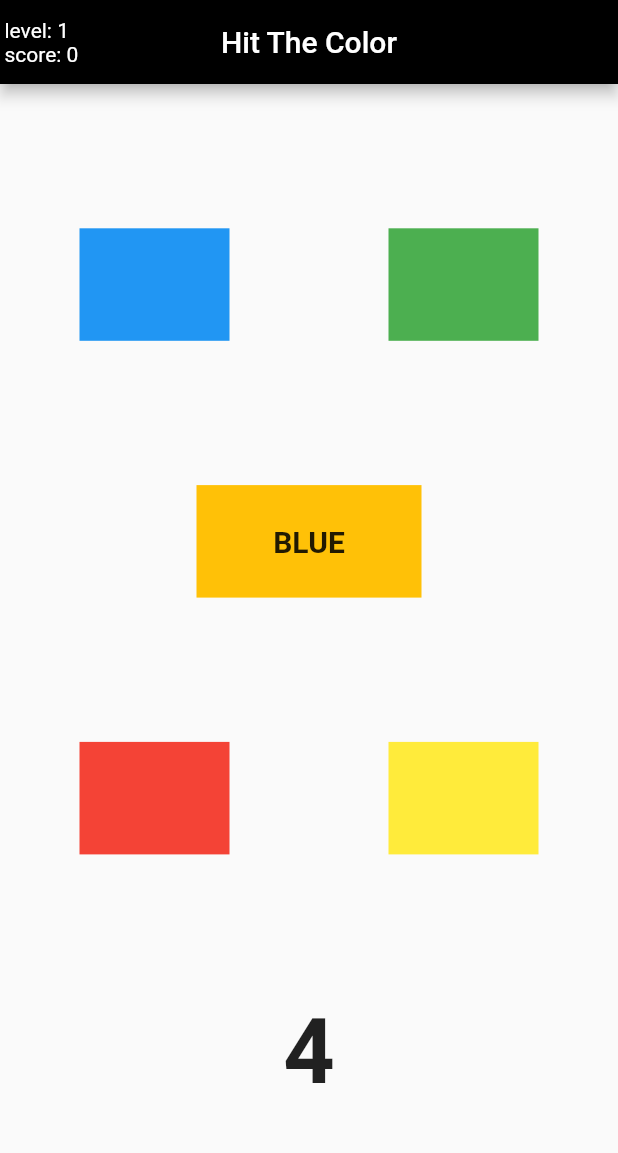
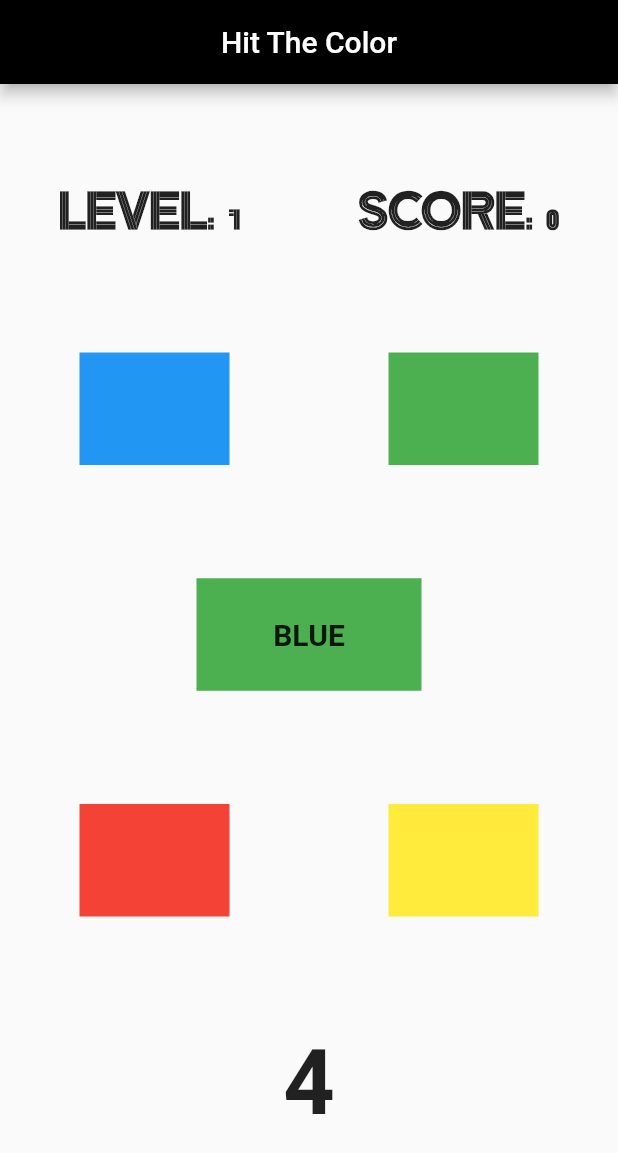
Before and after one commit to Zwennsch/Hit-the-color-Flutter, a Flutter app: the PlayScreen screen opened by its route, on a phone screen of 412 x 824 dp. Shown: the top 1153 px of the screen. Run offline on Flutter 3.47's test engine with Material 2 defaults, Android fonts, the phone set to English and light mode, and no system bars.

Commit message:
nearly finished; theming and structuring

```diff
--- a/lib/backend/color_handler.dart
+++ b/lib/backend/color_handler.dart
@@ -1,4 +1,5 @@
 import 'dart:collection';
+import 'dart:math';
 
 import 'package:flutter/material.dart';
 
@@ -6,43 +7,33 @@
 
 class ColorHandler extends ChangeNotifier {
   static List<String> myColorNames = ["BLUE", "GREEN", "RED", "YELLOW"];
-  // the current Color is always the first element in the List
-  String _currentColor = myColorNames[0];
-
-  String get currentColor => _currentColor;
-
-  List<MyButtonColor> _myColors = [
-    MyButtonColor.blue,
-    MyButtonColor.green,
-    MyButtonColor.red,
-    MyButtonColor.yellow
+  final Random _random = Random();
+  List<Color> _buttonColorsList = [
+    Colors.blue,
+    Colors.green,
+    Colors.red,
+    Colors.yellow
   ];
 
-  UnmodifiableListView<MyButtonColor> get myColorsList {
-    return UnmodifiableListView(_myColors);
+  UnmodifiableListView<Color> get buttonColorList {
+    return UnmodifiableListView(_buttonColorsList);
   }
 
-  static Map<MyButtonColor, String> colorStringMap = {
-    MyButtonColor.blue: "BLUE",
-    MyButtonColor.green: "GREEN",
-    MyButtonColor.red: "RED",
-    MyButtonColor.yellow: "YELLOW"
+  // the current Color is always the first element in the List
+  Color _centerButtonColor = Colors.green;
+  Color get centerButtonColor => _centerButtonColor;
+
+  String _currentColorName = myColorNames[0];
+  String get centerColorName => _currentColorName;
+
+
+  static Map<Color, String> colorStringMap = {
+    Colors.blue: "BLUE",
+    Colors.green: "GREEN",
+    Colors.red: "RED",
+    Colors.yellow: "YELLOW"
   };
 
-//  static List<MyButtonColor> get colorList{
-//    return myColors;
-//  }
-
-  static Color getButtonColor(MyButtonColor color) {
-    if (color == MyButtonColor.blue)
-      return Colors.blue;
-    else if (color == MyButtonColor.red)
-      return Colors.red;
-    else if (color == MyButtonColor.green)
-      return Colors.green;
-    else
-      return Colors.yellow;
-  }
 
   static String getButtonColorName(MyButtonColor color) {
     if (color == MyButtonColor.blue)
@@ -55,19 +46,26 @@
       return "YELLOW";
   }
 
+  Color getRandomColor() {
+    Color randomColor =
+        _buttonColorsList[_random.nextInt(_buttonColorsList.length)];
+    return randomColor;
+  }
+
   void shuffleColorAndNamesLists() {
-    _myColors.shuffle();
     myColorNames.shuffle();
+    _buttonColorsList.shuffle();
+    _centerButtonColor = _buttonColorsList[0];
+    _currentColorName = myColorNames[0];
     notifyListeners();
   }
 
-  bool checkColorForButton(int i) {
-    String colorOfPushedButton = colorStringMap[_myColors[i]];
-    if (colorOfPushedButton == currentColor){
+  bool checkColorForButton(int buttonNr) {
+    String colorOfPushedButton = colorStringMap[_buttonColorsList[buttonNr]];
+    if (colorOfPushedButton == centerColorName) {
       shuffleColorAndNamesLists();
       return true;
-    }
-    else
+    } else
       return false;
   }
 }
--- /dev/null
+++ b/lib/backend/theming.dart
@@ -0,0 +1,11 @@
+import 'package:flutter/material.dart';
+
+const TextStyle levelAndScore = TextStyle(
+  fontFamily: 'ZenTokyoZoo',
+  fontSize: 30,
+  fontWeight: FontWeight.bold,
+);
+const TextStyle levelAndScoreFestive = TextStyle(
+  fontFamily: 'Festive',
+  fontSize: 40,
+);
--- a/lib/backend/timer_model.dart
+++ b/lib/backend/timer_model.dart
@@ -3,12 +3,16 @@
 import 'package:flutter/foundation.dart';
 
 class TimerModel extends ChangeNotifier {
-  int _counter;
-  int startValue;
+  static int _counter = 5;
+  // int startValue;
   Timer _timer;
-  TimerModel(this._counter);
+  TimerModel();
+  bool running = true;
 
   int get counterValue => _counter;
+  // set counterValue(int counter) {
+  //   _counter = counter;
+  // }
 
   void startCounter(int start) {
     _counter = start;
@@ -17,6 +21,7 @@
     }
     _timer = Timer.periodic(Duration(seconds: 1), (_) {
       if (_counter <= 0) {
+        running = false;
         notifyListeners();
         _timer.cancel();
         // Navigator.of(context).pushNamed("/over");
@@ -30,4 +35,10 @@
   void resetCounter(int start) {
     _counter = start;
   }
+
+  void stopTimerAndReset() {
+    _counter = 5;
+    _timer.cancel();
+    running = true;
+  }
 }
--- a/lib/main.dart
+++ b/lib/main.dart
@@ -15,7 +15,7 @@
   Widget build(BuildContext context) {
     return MultiProvider(
       providers: [
-        ChangeNotifierProvider(create: (context) => TimerModel(5)),
+        ChangeNotifierProvider(create: (context) => TimerModel()),
         ChangeNotifierProvider(create: (context) => ColorHandler()),
         ChangeNotifierProvider(create: (context) => GameLogic())
       ],
--- a/lib/screens/play_screen.dart
+++ b/lib/screens/play_screen.dart
@@ -1,6 +1,7 @@
 import 'package:flutter/material.dart';
 import 'package:hit_the_color/backend/color_handler.dart';
 import 'package:hit_the_color/backend/game_logic.dart';
+import 'package:hit_the_color/backend/theming.dart';
 import 'package:hit_the_color/backend/timer_model.dart';
 // import 'package:hit_the_color/screens/over_screen.dart';
 import 'package:provider/provider.dart';
@@ -10,56 +11,70 @@
   Widget build(BuildContext context) {
     int currentLevel = context.watch<GameLogic>().level;
     int currentScore = context.watch<GameLogic>().score;
-    List<MyButtonColor> currentColors =
-        context.watch<ColorHandler>().myColorsList;
-    ColorHandler handler = ColorHandler();
+    GameLogic gameLogic = context.watch<GameLogic>();
+    ColorHandler _handler = context.watch<ColorHandler>();
+    final TimerModel _timerModel = context.watch<TimerModel>();
+
+    void checkForCorrectButton(int buttonNr, int resetCounterValue) {
+      if (_handler.checkColorForButton(buttonNr) && _timerModel.running) {
+        _timerModel.resetCounter(resetCounterValue);
+        gameLogic.scoreUp();
+        _handler.shuffleColorAndNamesLists();
+      } else {
+        Navigator.pushNamedAndRemoveUntil(context, '/over', (route) => false);
+      }
+    }
+
     return StatefulWrapper(
-      onInit: () => context.read<TimerModel>().startCounter(5),
+      onInit: () {
+        context.read<TimerModel>().startCounter(5);
+      },
       child: Scaffold(
         appBar: AppBar(
           backgroundColor: Colors.black,
           centerTitle: true,
           title: Text("Hit The Color"),
-          leading: Row(
-            children: [
-              SizedBox(
-                width: 3,
-              ),
-              Column(
-                mainAxisAlignment: MainAxisAlignment.center,
-                crossAxisAlignment: CrossAxisAlignment.start,
-                children: [
-                  Text("level: $currentLevel"),
-                  Text("score: $currentScore"),
-                ],
-              ),
-            ],
-          ),
+          automaticallyImplyLeading: false,
         ),
         body: Container(
           child: Column(
             mainAxisAlignment: MainAxisAlignment.spaceEvenly,
             children: [
               Row(
+                children: [
+                  Text(
+                    "LEVEL: $currentLevel",
+                    style: levelAndScore,
+                  ),
+                  Text(
+                    "SCORE: $currentScore",
+                    style: levelAndScore,
+                  ),
+                ],
+                mainAxisAlignment: MainAxisAlignment.spaceAround,
+              ),
+              Row(
                 mainAxisAlignment: MainAxisAlignment.spaceAround,
                 children: [
                   TextButton(
                     onPressed: () {
-                      print(handler.checkColorForButton(0));
+                      checkForCorrectButton(0, 5);
                     },
                     child: Container(
                         width: 100,
                         height: 75,
-                        color: ColorHandler.getButtonColor(currentColors[0])),
+                        color:
+                            context.watch<ColorHandler>().buttonColorList[0]),
                   ),
                   TextButton(
                     onPressed: () {
-                      // startCounter();
+                      checkForCorrectButton(1, 5);
                     },
                     child: Container(
                         width: 100,
                         height: 75,
-                        color: ColorHandler.getButtonColor(currentColors[1])),
+                        color:
+                            context.watch<ColorHandler>().buttonColorList[1]),
                   )
                 ],
               ),
@@ -67,10 +82,10 @@
                 child: Container(
                   width: 150,
                   height: 75,
-                  color: Colors.amber,
+                  color: context.watch<ColorHandler>().centerButtonColor,
                   child: Center(
                     child: Text(
-                      context.watch<ColorHandler>().currentColor,
+                      context.watch<ColorHandler>().centerColorName,
                       style:
                           TextStyle(fontSize: 20, fontWeight: FontWeight.bold),
                     ),
@@ -82,28 +97,29 @@
                 children: [
                   TextButton(
                     onPressed: () {
-                      // startCounter();
+                      checkForCorrectButton(2, 5);
                     },
                     child: Container(
                         width: 100,
                         height: 75,
-                      color: ColorHandler.getButtonColor(currentColors[2]),
-                    ),
+                        color:
+                            context.watch<ColorHandler>().buttonColorList[2]),
                   ),
                   TextButton(
                     onPressed: () {
-                      // startCounter();
+                      checkForCorrectButton(3, 5);
                     },
                     child: Container(
                         width: 100,
                         height: 75,
-                        color: ColorHandler.getButtonColor(currentColors[3])),
+                        color:
+                            context.watch<ColorHandler>().buttonColorList[3]),
                   )
                 ],
               ),
               Center(
                 child: Text(
-                  context.watch<TimerModel>().counterValue.toString(),
+                  _timerModel.counterValue.toString(),
                   style: TextStyle(fontSize: 60, fontWeight: FontWeight.bold),
                 ),
               )
--- a/lib/screens/start_screen.dart
+++ b/lib/screens/start_screen.dart
@@ -1,10 +1,7 @@
 import 'dart:ui';
 
 import 'package:flutter/material.dart';
-// import 'package:hit_the_color/backend/color_handler.dart';
-// import 'package:hit_the_color/backend/game_logic.dart';
-// import 'package:hit_the_color/backend/timer_model.dart';
-// import 'package:provider/provider.dart';
+import 'package:provider/single_child_widget.dart';
 
 class StartScreen extends StatelessWidget {
   @override
```
Also changed, not shown: fonts/OFL.txt (added, +93 -0 lines), lib/backend/game_logic.dart (+9 -0 lines), lib/screens/over_screen.dart (+18 -5 lines), pubspec.yaml (+8 -4 lines), fonts/Festive-Regular.ttf (added), fonts/ZenTokyoZoo-Regular.ttf (added), 2 other files. Lines whose indentation alone changed are shown as unchanged.
